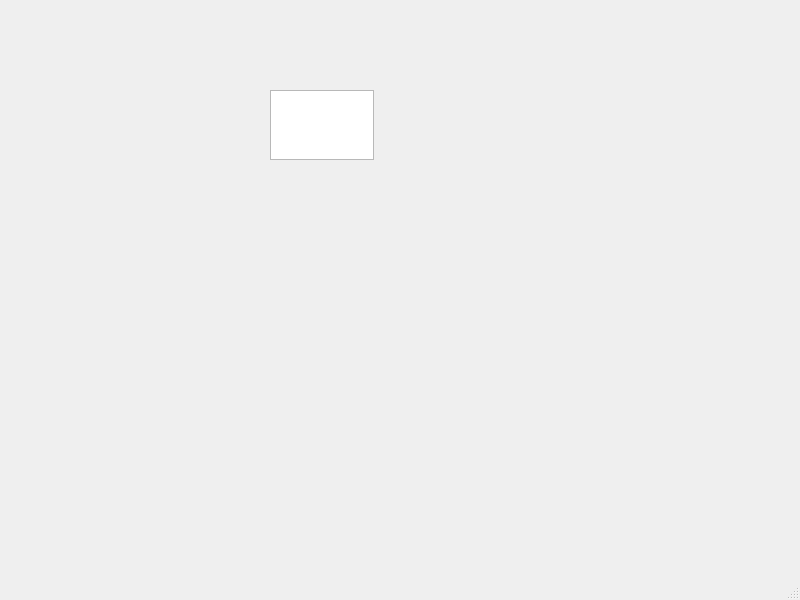
This is Hologram/mainwindow.ui in HologramHomies/HologramApplication as Qt 5 draws it before an edit. The edited form follows.
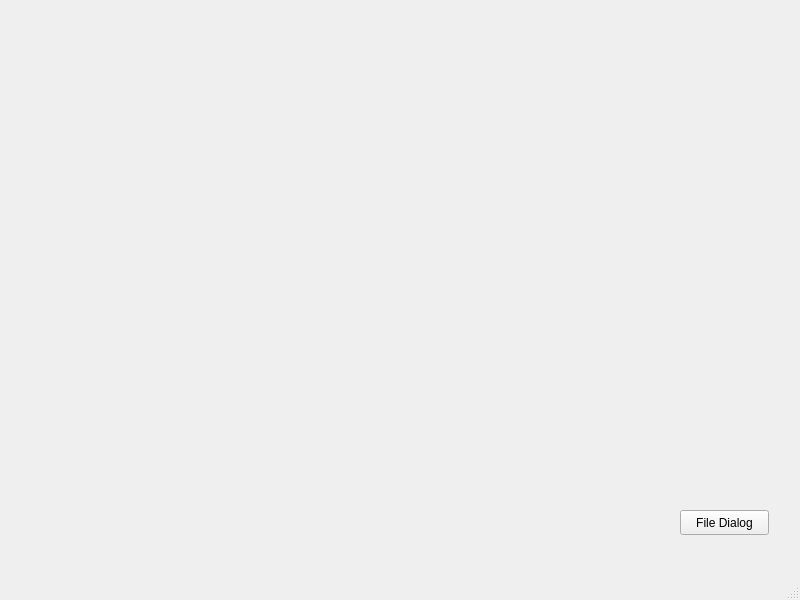
This is the edited form.

Commit message: button and video functionality

```diff
--- a/Hologram/mainwindow.ui
+++ b/Hologram/mainwindow.ui
@@ -14,13 +14,26 @@
    <string>MainWindow</string>
   </property>
   <widget class="QWidget" name="centralwidget">
-   <widget class="QTextEdit" name="textEdit">
+   <widget class="QPushButton" name="pushButton">
     <property name="geometry">
      <rect>
-      <x>270</x>
-      <y>90</y>
-      <width>104</width>
-      <height>70</height>
+      <x>680</x>
+      <y>510</y>
+      <width>89</width>
+      <height>25</height>
+     </rect>
+    </property>
+    <property name="text">
+     <string>File Dialog</string>
+    </property>
+   </widget>
+   <widget class="QWidget" name="widget" native="true">
+    <property name="geometry">
+     <rect>
+      <x>39</x>
+      <y>89</y>
+      <width>631</width>
+      <height>301</height>
      </rect>
     </property>
    </widget>
```
The commit also changes 106 other files.
